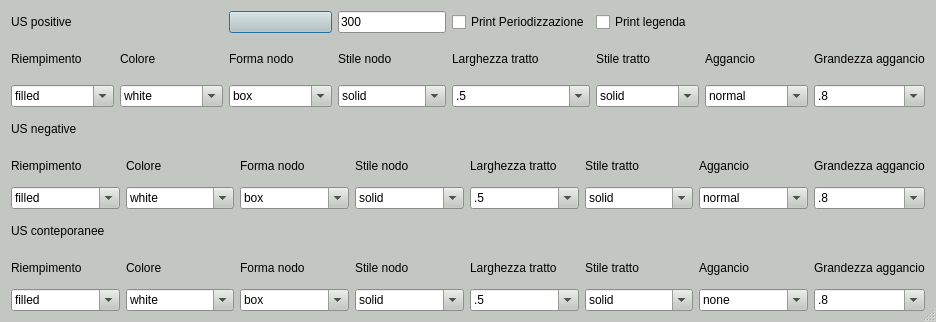
First picture: the form in gui/ui/Setting_Matrix.ui, repository pyarchinit/pyarchinit, before the edit.
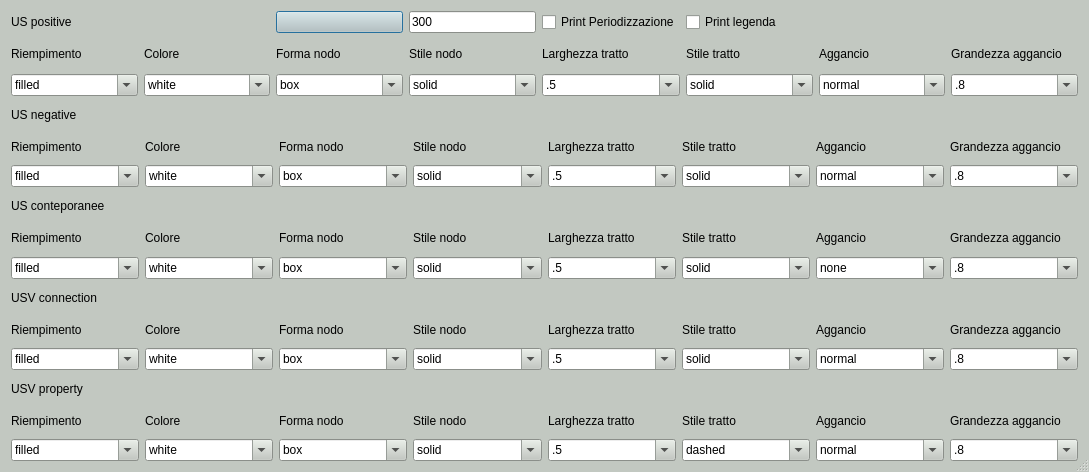
Second picture: the form after the edit. Icons and pictures are not drawn.

Commit message: update matrix for EM

Diff of the .ui file:
```diff
--- a/gui/ui/Setting_Matrix.ui
+++ b/gui/ui/Setting_Matrix.ui
@@ -9,8 +9,8 @@
    <rect>
     <x>0</x>
     <y>0</y>
-    <width>936</width>
-    <height>322</height>
+    <width>1089</width>
+    <height>472</height>
    </rect>
   </property>
   <property name="sizePolicy">
@@ -157,6 +157,15 @@
        </color>
       </brush>
      </colorrole>
+     <colorrole role="PlaceholderText">
+      <brush brushstyle="NoBrush">
+       <color alpha="128">
+        <red>0</red>
+        <green>0</green>
+        <blue>0</blue>
+       </color>
+      </brush>
+     </colorrole>
     </active>
     <inactive>
      <colorrole role="WindowText">
@@ -294,6 +303,15 @@
        </color>
       </brush>
      </colorrole>
+     <colorrole role="PlaceholderText">
+      <brush brushstyle="NoBrush">
+       <color alpha="128">
+        <red>0</red>
+        <green>0</green>
+        <blue>0</blue>
+       </color>
+      </brush>
+     </colorrole>
     </inactive>
     <disabled>
      <colorrole role="WindowText">
@@ -431,6 +449,15 @@
        </color>
       </brush>
      </colorrole>
+     <colorrole role="PlaceholderText">
+      <brush brushstyle="NoBrush">
+       <color alpha="128">
+        <red>0</red>
+        <green>0</green>
+        <blue>0</blue>
+       </color>
+      </brush>
+     </colorrole>
     </disabled>
    </palette>
   </property>
@@ -1852,6 +1879,968 @@
      </item>
      <item row="2" column="8">
       <widget class="QComboBox" name="combo_box_24">
+       <property name="sizePolicy">
+        <sizepolicy hsizetype="Expanding" vsizetype="Fixed">
+         <horstretch>0</horstretch>
+         <verstretch>0</verstretch>
+        </sizepolicy>
+       </property>
+       <property name="editable">
+        <bool>true</bool>
+       </property>
+       <property name="currentText">
+        <string>.8</string>
+       </property>
+       <item>
+        <property name="text">
+         <string>.8</string>
+        </property>
+       </item>
+       <item>
+        <property name="text">
+         <string>1</string>
+        </property>
+       </item>
+       <item>
+        <property name="text">
+         <string>.1</string>
+        </property>
+       </item>
+       <item>
+        <property name="text">
+         <string>.5</string>
+        </property>
+       </item>
+       <item>
+        <property name="text">
+         <string>1.5</string>
+        </property>
+       </item>
+       <item>
+        <property name="text">
+         <string>2</string>
+        </property>
+       </item>
+       <item>
+        <property name="text">
+         <string>3</string>
+        </property>
+       </item>
+      </widget>
+     </item>
+    </layout>
+   </item>
+   <item row="3" column="0">
+    <layout class="QGridLayout" name="gridLayout_5">
+     <item row="2" column="2">
+      <widget class="QComboBox" name="combo_box_25">
+       <property name="sizePolicy">
+        <sizepolicy hsizetype="Expanding" vsizetype="Fixed">
+         <horstretch>0</horstretch>
+         <verstretch>0</verstretch>
+        </sizepolicy>
+       </property>
+       <property name="editable">
+        <bool>true</bool>
+       </property>
+       <property name="currentText">
+        <string>white</string>
+       </property>
+       <property name="currentIndex">
+        <number>0</number>
+       </property>
+       <item>
+        <property name="text">
+         <string>white</string>
+        </property>
+       </item>
+       <item>
+        <property name="text">
+         <string>yellow</string>
+        </property>
+       </item>
+       <item>
+        <property name="text">
+         <string>gray</string>
+        </property>
+       </item>
+       <item>
+        <property name="text">
+         <string>green</string>
+        </property>
+       </item>
+       <item>
+        <property name="text">
+         <string>cyan</string>
+        </property>
+       </item>
+       <item>
+        <property name="text">
+         <string>blue</string>
+        </property>
+       </item>
+       <item>
+        <property name="text">
+         <string>red</string>
+        </property>
+       </item>
+      </widget>
+     </item>
+     <item row="1" column="3">
+      <widget class="QLabel" name="label_28">
+       <property name="sizePolicy">
+        <sizepolicy hsizetype="Expanding" vsizetype="Preferred">
+         <horstretch>0</horstretch>
+         <verstretch>0</verstretch>
+        </sizepolicy>
+       </property>
+       <property name="text">
+        <string>Forma nodo</string>
+       </property>
+      </widget>
+     </item>
+     <item row="1" column="4">
+      <widget class="QLabel" name="label_29">
+       <property name="sizePolicy">
+        <sizepolicy hsizetype="Expanding" vsizetype="Preferred">
+         <horstretch>0</horstretch>
+         <verstretch>0</verstretch>
+        </sizepolicy>
+       </property>
+       <property name="text">
+        <string>Stile nodo</string>
+       </property>
+      </widget>
+     </item>
+     <item row="1" column="2">
+      <widget class="QLabel" name="label_30">
+       <property name="sizePolicy">
+        <sizepolicy hsizetype="Expanding" vsizetype="Preferred">
+         <horstretch>0</horstretch>
+         <verstretch>0</verstretch>
+        </sizepolicy>
+       </property>
+       <property name="text">
+        <string>Colore</string>
+       </property>
+      </widget>
+     </item>
+     <item row="2" column="3">
+      <widget class="QComboBox" name="combo_box_26">
+       <property name="sizePolicy">
+        <sizepolicy hsizetype="Expanding" vsizetype="Fixed">
+         <horstretch>0</horstretch>
+         <verstretch>0</verstretch>
+        </sizepolicy>
+       </property>
+       <property name="editable">
+        <bool>true</bool>
+       </property>
+       <property name="currentText">
+        <string>box</string>
+       </property>
+       <item>
+        <property name="text">
+         <string>box</string>
+        </property>
+       </item>
+       <item>
+        <property name="text">
+         <string>circle</string>
+        </property>
+       </item>
+       <item>
+        <property name="text">
+         <string>oval</string>
+        </property>
+       </item>
+       <item>
+        <property name="text">
+         <string>triangle</string>
+        </property>
+       </item>
+       <item>
+        <property name="text">
+         <string>plaintext</string>
+        </property>
+       </item>
+       <item>
+        <property name="text">
+         <string>octagon</string>
+        </property>
+       </item>
+      </widget>
+     </item>
+     <item row="1" column="5">
+      <widget class="QLabel" name="label_31">
+       <property name="sizePolicy">
+        <sizepolicy hsizetype="Expanding" vsizetype="Preferred">
+         <horstretch>0</horstretch>
+         <verstretch>0</verstretch>
+        </sizepolicy>
+       </property>
+       <property name="text">
+        <string>Larghezza tratto</string>
+       </property>
+      </widget>
+     </item>
+     <item row="2" column="5">
+      <widget class="QComboBox" name="combo_box_27">
+       <property name="sizePolicy">
+        <sizepolicy hsizetype="Expanding" vsizetype="Fixed">
+         <horstretch>0</horstretch>
+         <verstretch>0</verstretch>
+        </sizepolicy>
+       </property>
+       <property name="editable">
+        <bool>true</bool>
+       </property>
+       <property name="currentText">
+        <string>.5</string>
+       </property>
+       <item>
+        <property name="text">
+         <string>.5</string>
+        </property>
+       </item>
+       <item>
+        <property name="text">
+         <string>.1</string>
+        </property>
+       </item>
+       <item>
+        <property name="text">
+         <string>.3</string>
+        </property>
+       </item>
+       <item>
+        <property name="text">
+         <string>1</string>
+        </property>
+       </item>
+       <item>
+        <property name="text">
+         <string>1.5</string>
+        </property>
+       </item>
+       <item>
+        <property name="text">
+         <string>2</string>
+        </property>
+       </item>
+       <item>
+        <property name="text">
+         <string>3</string>
+        </property>
+       </item>
+      </widget>
+     </item>
+     <item row="1" column="1">
+      <widget class="QLabel" name="label_32">
+       <property name="sizePolicy">
+        <sizepolicy hsizetype="Expanding" vsizetype="Preferred">
+         <horstretch>0</horstretch>
+         <verstretch>0</verstretch>
+        </sizepolicy>
+       </property>
+       <property name="text">
+        <string>Riempimento</string>
+       </property>
+      </widget>
+     </item>
+     <item row="2" column="1">
+      <widget class="QComboBox" name="combo_box_28">
+       <property name="sizePolicy">
+        <sizepolicy hsizetype="Expanding" vsizetype="Fixed">
+         <horstretch>0</horstretch>
+         <verstretch>0</verstretch>
+        </sizepolicy>
+       </property>
+       <property name="editable">
+        <bool>true</bool>
+       </property>
+       <item>
+        <property name="text">
+         <string>filled</string>
+        </property>
+       </item>
+      </widget>
+     </item>
+     <item row="1" column="7">
+      <widget class="QLabel" name="label_33">
+       <property name="sizePolicy">
+        <sizepolicy hsizetype="Expanding" vsizetype="Preferred">
+         <horstretch>0</horstretch>
+         <verstretch>0</verstretch>
+        </sizepolicy>
+       </property>
+       <property name="text">
+        <string>Aggancio</string>
+       </property>
+      </widget>
+     </item>
+     <item row="1" column="6">
+      <widget class="QLabel" name="label_34">
+       <property name="sizePolicy">
+        <sizepolicy hsizetype="Expanding" vsizetype="Preferred">
+         <horstretch>0</horstretch>
+         <verstretch>0</verstretch>
+        </sizepolicy>
+       </property>
+       <property name="text">
+        <string>Stile tratto</string>
+       </property>
+      </widget>
+     </item>
+     <item row="1" column="8">
+      <widget class="QLabel" name="label_35">
+       <property name="sizePolicy">
+        <sizepolicy hsizetype="Expanding" vsizetype="Preferred">
+         <horstretch>0</horstretch>
+         <verstretch>0</verstretch>
+        </sizepolicy>
+       </property>
+       <property name="text">
+        <string>Grandezza aggancio</string>
+       </property>
+      </widget>
+     </item>
+     <item row="2" column="7">
+      <widget class="QComboBox" name="combo_box_29">
+       <property name="sizePolicy">
+        <sizepolicy hsizetype="Expanding" vsizetype="Fixed">
+         <horstretch>0</horstretch>
+         <verstretch>0</verstretch>
+        </sizepolicy>
+       </property>
+       <property name="editable">
+        <bool>true</bool>
+       </property>
+       <item>
+        <property name="text">
+         <string>normal</string>
+        </property>
+       </item>
+       <item>
+        <property name="text">
+         <string>none</string>
+        </property>
+       </item>
+       <item>
+        <property name="text">
+         <string>tee</string>
+        </property>
+       </item>
+       <item>
+        <property name="text">
+         <string>inv</string>
+        </property>
+       </item>
+       <item>
+        <property name="text">
+         <string>box</string>
+        </property>
+       </item>
+       <item>
+        <property name="text">
+         <string>dot</string>
+        </property>
+       </item>
+       <item>
+        <property name="text">
+         <string>icurve</string>
+        </property>
+       </item>
+       <item>
+        <property name="text">
+         <string>curve</string>
+        </property>
+       </item>
+       <item>
+        <property name="text">
+         <string>diamond</string>
+        </property>
+       </item>
+      </widget>
+     </item>
+     <item row="0" column="1" colspan="2">
+      <widget class="QLabel" name="label_36">
+       <property name="sizePolicy">
+        <sizepolicy hsizetype="Expanding" vsizetype="Preferred">
+         <horstretch>0</horstretch>
+         <verstretch>0</verstretch>
+        </sizepolicy>
+       </property>
+       <property name="text">
+        <string>USV connection</string>
+       </property>
+      </widget>
+     </item>
+     <item row="2" column="4">
+      <widget class="QComboBox" name="combo_box_30">
+       <property name="sizePolicy">
+        <sizepolicy hsizetype="Expanding" vsizetype="Fixed">
+         <horstretch>0</horstretch>
+         <verstretch>0</verstretch>
+        </sizepolicy>
+       </property>
+       <property name="editable">
+        <bool>true</bool>
+       </property>
+       <property name="currentText">
+        <string>solid</string>
+       </property>
+       <item>
+        <property name="text">
+         <string>solid</string>
+        </property>
+       </item>
+       <item>
+        <property name="text">
+         <string>strocked</string>
+        </property>
+       </item>
+       <item>
+        <property name="text">
+         <string>dashed</string>
+        </property>
+       </item>
+       <item>
+        <property name="text">
+         <string>dotted</string>
+        </property>
+       </item>
+       <item>
+        <property name="text">
+         <string>bold</string>
+        </property>
+       </item>
+      </widget>
+     </item>
+     <item row="2" column="6">
+      <widget class="QComboBox" name="combo_box_31">
+       <property name="sizePolicy">
+        <sizepolicy hsizetype="Expanding" vsizetype="Fixed">
+         <horstretch>0</horstretch>
+         <verstretch>0</verstretch>
+        </sizepolicy>
+       </property>
+       <property name="editable">
+        <bool>true</bool>
+       </property>
+       <property name="currentText">
+        <string>solid</string>
+       </property>
+       <item>
+        <property name="text">
+         <string>solid</string>
+        </property>
+       </item>
+       <item>
+        <property name="text">
+         <string>dashed</string>
+        </property>
+       </item>
+       <item>
+        <property name="text">
+         <string>strocked</string>
+        </property>
+       </item>
+       <item>
+        <property name="text">
+         <string>dotted</string>
+        </property>
+       </item>
+       <item>
+        <property name="text">
+         <string>bold</string>
+        </property>
+       </item>
+      </widget>
+     </item>
+     <item row="2" column="8">
+      <widget class="QComboBox" name="combo_box_32">
+       <property name="sizePolicy">
+        <sizepolicy hsizetype="Expanding" vsizetype="Fixed">
+         <horstretch>0</horstretch>
+         <verstretch>0</verstretch>
+        </sizepolicy>
+       </property>
+       <property name="editable">
+        <bool>true</bool>
+       </property>
+       <property name="currentText">
+        <string>.8</string>
+       </property>
+       <item>
+        <property name="text">
+         <string>.8</string>
+        </property>
+       </item>
+       <item>
+        <property name="text">
+         <string>1</string>
+        </property>
+       </item>
+       <item>
+        <property name="text">
+         <string>.1</string>
+        </property>
+       </item>
+       <item>
+        <property name="text">
+         <string>.5</string>
+        </property>
+       </item>
+       <item>
+        <property name="text">
+         <string>1.5</string>
+        </property>
+       </item>
+       <item>
+        <property name="text">
+         <string>2</string>
+        </property>
+       </item>
+       <item>
+        <property name="text">
+         <string>3</string>
+        </property>
+       </item>
+      </widget>
+     </item>
+    </layout>
+   </item>
+   <item row="4" column="0">
+    <layout class="QGridLayout" name="gridLayout_6">
+     <item row="2" column="2">
+      <widget class="QComboBox" name="combo_box_33">
+       <property name="sizePolicy">
+        <sizepolicy hsizetype="Expanding" vsizetype="Fixed">
+         <horstretch>0</horstretch>
+         <verstretch>0</verstretch>
+        </sizepolicy>
+       </property>
+       <property name="editable">
+        <bool>true</bool>
+       </property>
+       <property name="currentText">
+        <string>white</string>
+       </property>
+       <property name="currentIndex">
+        <number>0</number>
+       </property>
+       <item>
+        <property name="text">
+         <string>white</string>
+        </property>
+       </item>
+       <item>
+        <property name="text">
+         <string>yellow</string>
+        </property>
+       </item>
+       <item>
+        <property name="text">
+         <string>gray</string>
+        </property>
+       </item>
+       <item>
+        <property name="text">
+         <string>green</string>
+        </property>
+       </item>
+       <item>
+        <property name="text">
+         <string>cyan</string>
+        </property>
+       </item>
+       <item>
+        <property name="text">
+         <string>blue</string>
+        </property>
+       </item>
+       <item>
+        <property name="text">
+         <string>red</string>
+        </property>
+       </item>
+      </widget>
+     </item>
+     <item row="1" column="3">
+      <widget class="QLabel" name="label_37">
+       <property name="sizePolicy">
+        <sizepolicy hsizetype="Expanding" vsizetype="Preferred">
+         <horstretch>0</horstretch>
+         <verstretch>0</verstretch>
+        </sizepolicy>
+       </property>
+       <property name="text">
+        <string>Forma nodo</string>
+       </property>
+      </widget>
+     </item>
+     <item row="1" column="4">
+      <widget class="QLabel" name="label_38">
+       <property name="sizePolicy">
+        <sizepolicy hsizetype="Expanding" vsizetype="Preferred">
+         <horstretch>0</horstretch>
+         <verstretch>0</verstretch>
+        </sizepolicy>
+       </property>
+       <property name="text">
+        <string>Stile nodo</string>
+       </property>
+      </widget>
+     </item>
+     <item row="1" column="2">
+      <widget class="QLabel" name="label_39">
+       <property name="sizePolicy">
+        <sizepolicy hsizetype="Expanding" vsizetype="Preferred">
+         <horstretch>0</horstretch>
+         <verstretch>0</verstretch>
+        </sizepolicy>
+       </property>
+       <property name="text">
+        <string>Colore</string>
+       </property>
+      </widget>
+     </item>
+     <item row="2" column="3">
+      <widget class="QComboBox" name="combo_box_34">
+       <property name="sizePolicy">
+        <sizepolicy hsizetype="Expanding" vsizetype="Fixed">
+         <horstretch>0</horstretch>
+         <verstretch>0</verstretch>
+        </sizepolicy>
+       </property>
+       <property name="editable">
+        <bool>true</bool>
+       </property>
+       <property name="currentText">
+        <string>box</string>
+       </property>
+       <item>
+        <property name="text">
+         <string>box</string>
+        </property>
+       </item>
+       <item>
+        <property name="text">
+         <string>circle</string>
+        </property>
+       </item>
+       <item>
+        <property name="text">
+         <string>oval</string>
+        </property>
+       </item>
+       <item>
+        <property name="text">
+         <string>triangle</string>
+        </property>
+       </item>
+       <item>
+        <property name="text">
+         <string>plaintext</string>
+        </property>
+       </item>
+       <item>
+        <property name="text">
+         <string>octagon</string>
+        </property>
+       </item>
+      </widget>
+     </item>
+     <item row="1" column="5">
+      <widget class="QLabel" name="label_40">
+       <property name="sizePolicy">
+        <sizepolicy hsizetype="Expanding" vsizetype="Preferred">
+         <horstretch>0</horstretch>
+         <verstretch>0</verstretch>
+        </sizepolicy>
+       </property>
+       <property name="text">
+        <string>Larghezza tratto</string>
+       </property>
+      </widget>
+     </item>
+     <item row="2" column="5">
+      <widget class="QComboBox" name="combo_box_35">
+       <property name="sizePolicy">
+        <sizepolicy hsizetype="Expanding" vsizetype="Fixed">
+         <horstretch>0</horstretch>
+         <verstretch>0</verstretch>
+        </sizepolicy>
+       </property>
+       <property name="editable">
+        <bool>true</bool>
+       </property>
+       <property name="currentText">
+        <string>.5</string>
+       </property>
+       <item>
+        <property name="text">
+         <string>.5</string>
+        </property>
+       </item>
+       <item>
+        <property name="text">
+         <string>.1</string>
+        </property>
+       </item>
+       <item>
+        <property name="text">
+         <string>.3</string>
+        </property>
+       </item>
+       <item>
+        <property name="text">
+         <string>1</string>
+        </property>
+       </item>
+       <item>
+        <property name="text">
+         <string>1.5</string>
+        </property>
+       </item>
+       <item>
+        <property name="text">
+         <string>2</string>
+        </property>
+       </item>
+       <item>
+        <property name="text">
+         <string>3</string>
+        </property>
+       </item>
+      </widget>
+     </item>
+     <item row="1" column="1">
+      <widget class="QLabel" name="label_41">
+       <property name="sizePolicy">
+        <sizepolicy hsizetype="Expanding" vsizetype="Preferred">
+         <horstretch>0</horstretch>
+         <verstretch>0</verstretch>
+        </sizepolicy>
+       </property>
+       <property name="text">
+        <string>Riempimento</string>
+       </property>
+      </widget>
+     </item>
+     <item row="2" column="1">
+      <widget class="QComboBox" name="combo_box_36">
+       <property name="sizePolicy">
+        <sizepolicy hsizetype="Expanding" vsizetype="Fixed">
+         <horstretch>0</horstretch>
+         <verstretch>0</verstretch>
+        </sizepolicy>
+       </property>
+       <property name="editable">
+        <bool>true</bool>
+       </property>
+       <item>
+        <property name="text">
+         <string>filled</string>
+        </property>
+       </item>
+      </widget>
+     </item>
+     <item row="1" column="7">
+      <widget class="QLabel" name="label_42">
+       <property name="sizePolicy">
+        <sizepolicy hsizetype="Expanding" vsizetype="Preferred">
+         <horstretch>0</horstretch>
+         <verstretch>0</verstretch>
+        </sizepolicy>
+       </property>
+       <property name="text">
+        <string>Aggancio</string>
+       </property>
+      </widget>
+     </item>
+     <item row="1" column="6">
+      <widget class="QLabel" name="label_43">
+       <property name="sizePolicy">
+        <sizepolicy hsizetype="Expanding" vsizetype="Preferred">
+         <horstretch>0</horstretch>
+         <verstretch>0</verstretch>
+        </sizepolicy>
+       </property>
+       <property name="text">
+        <string>Stile tratto</string>
+       </property>
+      </widget>
+     </item>
+     <item row="1" column="8">
+      <widget class="QLabel" name="label_44">
+       <property name="sizePolicy">
+        <sizepolicy hsizetype="Expanding" vsizetype="Preferred">
+         <horstretch>0</horstretch>
+         <verstretch>0</verstretch>
+        </sizepolicy>
+       </property>
+       <property name="text">
+        <string>Grandezza aggancio</string>
+       </property>
+      </widget>
+     </item>
+     <item row="2" column="7">
+      <widget class="QComboBox" name="combo_box_37">
+       <property name="sizePolicy">
+        <sizepolicy hsizetype="Expanding" vsizetype="Fixed">
+         <horstretch>0</horstretch>
+         <verstretch>0</verstretch>
+        </sizepolicy>
+       </property>
+       <property name="editable">
+        <bool>true</bool>
+       </property>
+       <item>
+        <property name="text">
+         <string>normal</string>
+        </property>
+       </item>
+       <item>
+        <property name="text">
+         <string>none</string>
+        </property>
+       </item>
+       <item>
+        <property name="text">
+         <string>tee</string>
+        </property>
+       </item>
+       <item>
+        <property name="text">
+         <string>inv</string>
+        </property>
+       </item>
+       <item>
+        <property name="text">
+         <string>box</string>
+        </property>
+       </item>
+       <item>
+        <property name="text">
+         <string>dot</string>
+        </property>
+       </item>
+       <item>
+        <property name="text">
+         <string>icurve</string>
+        </property>
+       </item>
+       <item>
+        <property name="text">
+         <string>curve</string>
+        </property>
+       </item>
+       <item>
+        <property name="text">
+         <string>diamond</string>
+        </property>
+       </item>
+      </widget>
+     </item>
+     <item row="0" column="1" colspan="2">
+      <widget class="QLabel" name="label_45">
+       <property name="sizePolicy">
+        <sizepolicy hsizetype="Expanding" vsizetype="Preferred">
+         <horstretch>0</horstretch>
+         <verstretch>0</verstretch>
+        </sizepolicy>
+       </property>
+       <property name="text">
+        <string>USV property</string>
+       </property>
+      </widget>
+     </item>
+     <item row="2" column="4">
+      <widget class="QComboBox" name="combo_box_38">
+       <property name="sizePolicy">
+        <sizepolicy hsizetype="Expanding" vsizetype="Fixed">
+         <horstretch>0</horstretch>
+         <verstretch>0</verstretch>
+        </sizepolicy>
+       </property>
+       <property name="editable">
+        <bool>true</bool>
+       </property>
+       <property name="currentText">
+        <string>solid</string>
+       </property>
+       <item>
+        <property name="text">
+         <string>solid</string>
+        </property>
+       </item>
+       <item>
+        <property name="text">
+         <string>dashed</string>
+        </property>
+       </item>
+       <item>
+        <property name="text">
+         <string>strocked</string>
+        </property>
+       </item>
+       <item>
+        <property name="text">
+         <string>dotted</string>
+        </property>
+       </item>
+       <item>
+        <property name="text">
+         <string>bold</string>
+        </property>
+       </item>
+      </widget>
+     </item>
+     <item row="2" column="6">
+      <widget class="QComboBox" name="combo_box_39">
+       <property name="sizePolicy">
+        <sizepolicy hsizetype="Expanding" vsizetype="Fixed">
+         <horstretch>0</horstretch>
+         <verstretch>0</verstretch>
+        </sizepolicy>
+       </property>
+       <property name="editable">
+        <bool>true</bool>
+       </property>
+       <property name="currentText">
+        <string>dashed</string>
+       </property>
+       <item>
+        <property name="text">
+         <string>dashed</string>
+        </property>
+       </item>
+       <item>
+        <property name="text">
+         <string>solid</string>
+        </property>
+       </item>
+       <item>
+        <property name="text">
+         <string>strocked</string>
+        </property>
+       </item>
+       <item>
+        <property name="text">
+         <string>dotted</string>
+        </property>
+       </item>
+       <item>
+        <property name="text">
+         <string>bold</string>
+        </property>
+       </item>
+      </widget>
+     </item>
+     <item row="2" column="8">
+      <widget class="QComboBox" name="combo_box_40">
        <property name="sizePolicy">
         <sizepolicy hsizetype="Expanding" vsizetype="Fixed">
          <horstretch>0</horstretch>
```
The commit also changes 5 other files.
